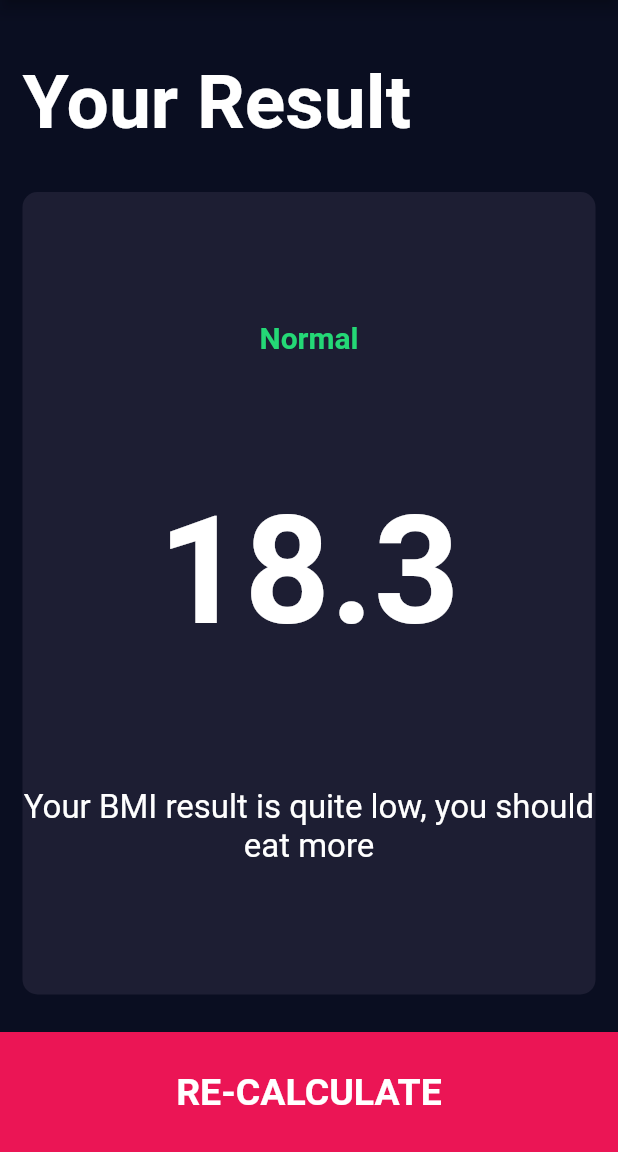
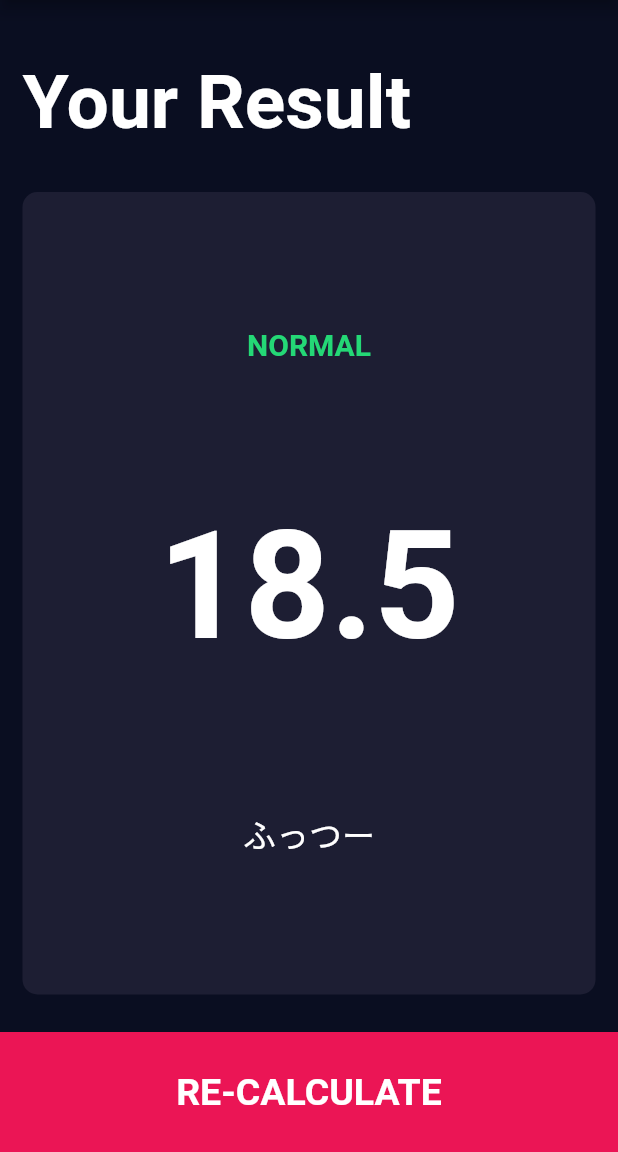
Before and after one commit to KYOHEI-jp/bmi_calculator, a Flutter app: the screen it shows after launch, after a tap on "CALCULATE", on a phone screen of 412 x 824 dp, the part 84-1236 px from its top. Run offline on Flutter 3.47's test engine with Material 2 defaults, Android fonts, the phone set to English and light mode, and no system bars; our stand-ins replace font_awesome_flutter.

Commit message:
BMICalculator終了

```diff
--- a/lib/screens/results_page.dart
+++ b/lib/screens/results_page.dart
@@ -45,15 +45,15 @@ class ResultsPage extends StatelessWidget {
                 crossAxisAlignment: CrossAxisAlignment.center,
                 children: [
                   Text(
-                    "Normal",
+                    resultText.toUpperCase(),
                     style: kResultTextStyle,
                   ),
                   Text(
-                    "18.3",
+                    bmiResult,
                     style: kBMITextStyle,
                   ),
                   Text(
-                    "Your BMI result is quite low, you should eat more",
+                    interpretation,
                     textAlign: TextAlign.center,
                     style: kBodyTextStyle,
                   )
```
